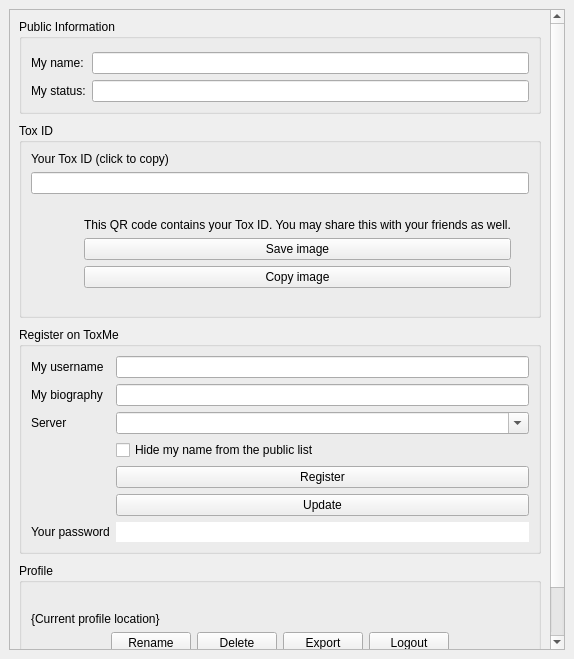
Before: the Qt Designer form src/widget/form/profileform.ui in qTox/qTox, drawn with Qt 5.
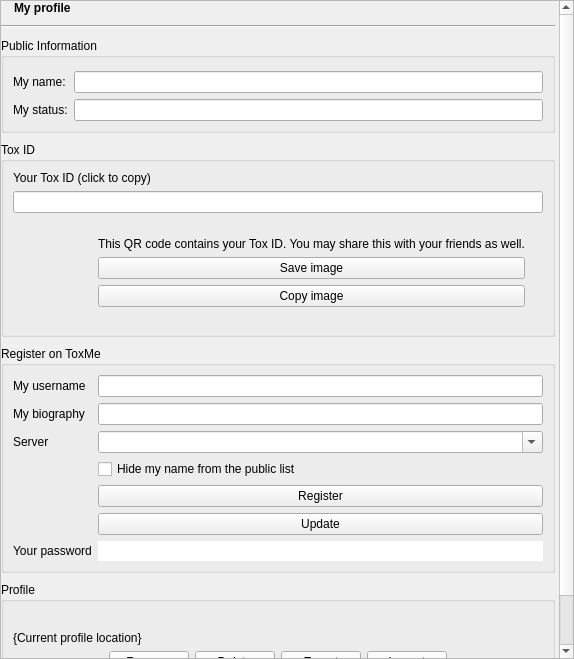
After: the same form once the commit is applied. Icons and pictures are not drawn. Custom widgets are drawn as their Qt base class.

Commit message:
feat(UI): remove unnecessary spacings on the Profile page
Moved "header" under the scrollbar.

Renamed `Profile` and `User Profile` to `My profile`.

There is a regression with profile page header title no longer being
bold; according it Qt Creator it should be bold. No idea how to fix
that.

Thanks to @Diadlo for the code removing unnecessary header.

Patch:
```diff
--- a/src/widget/form/profileform.ui
+++ b/src/widget/form/profileform.ui
@@ -14,17 +14,20 @@
    <string notr="true">Form</string>
   </property>
   <layout class="QVBoxLayout" name="verticalLayout">
+   <property name="spacing">
+    <number>0</number>
+   </property>
    <property name="leftMargin">
-    <number>9</number>
+    <number>0</number>
    </property>
    <property name="topMargin">
-    <number>9</number>
+    <number>0</number>
    </property>
    <property name="rightMargin">
-    <number>9</number>
+    <number>0</number>
    </property>
    <property name="bottomMargin">
-    <number>9</number>
+    <number>0</number>
    </property>
    <item>
     <widget class="QScrollArea" name="scrollArea">
@@ -39,14 +42,99 @@
        <rect>
         <x>0</x>
         <y>0</y>
-        <width>612</width>
-        <height>800</height>
+        <width>604</width>
+        <height>853</height>
        </rect>
       </property>
-      <layout class="QVBoxLayout" name="verticalLayout_4" stretch="0,0,0,1">
+      <layout class="QVBoxLayout" name="verticalLayout_4" stretch="0,0,0,0,0,1">
        <property name="spacing">
         <number>9</number>
        </property>
+       <property name="leftMargin">
+        <number>0</number>
+       </property>
+       <property name="topMargin">
+        <number>0</number>
+       </property>
+       <property name="rightMargin">
+        <number>4</number>
+       </property>
+       <property name="bottomMargin">
+        <number>0</number>
+       </property>
+       <item>
+        <layout class="QHBoxLayout" name="header">
+         <property name="spacing">
+          <number>6</number>
+         </property>
+         <property name="topMargin">
+          <number>0</number>
+         </property>
+         <item>
+          <widget class="QLabel" name="imgLabel">
+           <property name="sizePolicy">
+            <sizepolicy hsizetype="Minimum" vsizetype="Preferred">
+             <horstretch>0</horstretch>
+             <verstretch>0</verstretch>
+            </sizepolicy>
+           </property>
+           <property name="maximumSize">
+            <size>
+             <width>60</width>
+             <height>40</height>
+            </size>
+           </property>
+           <property name="text">
+            <string/>
+           </property>
+           <property name="pixmap">
+            <pixmap resource="../../../res.qrc">:/img/settings/identity.png</pixmap>
+           </property>
+           <property name="scaledContents">
+            <bool>true</bool>
+           </property>
+          </widget>
+         </item>
+         <item>
+          <widget class="QLabel" name="nameLabel">
+           <property name="sizePolicy">
+            <sizepolicy hsizetype="Expanding" vsizetype="Preferred">
+             <horstretch>0</horstretch>
+             <verstretch>0</verstretch>
+            </sizepolicy>
+           </property>
+           <property name="font">
+            <font>
+             <weight>75</weight>
+             <bold>true</bold>
+            </font>
+           </property>
+           <property name="text">
+            <string>My profile</string>
+           </property>
+          </widget>
+         </item>
+        </layout>
+       </item>
+       <item>
+        <widget class="Line" name="line">
+         <property name="sizePolicy">
+          <sizepolicy hsizetype="Minimum" vsizetype="Fixed">
+           <horstretch>0</horstretch>
+           <verstretch>0</verstretch>
+          </sizepolicy>
+         </property>
+         <property name="minimumSize">
+          <size>
+           <width>0</width>
+           <height>5</height>
+          </size>
+         </property>
+         <property name="orientation">
+          <enum>Qt::Horizontal</enum>
+         </property>
+        </widget>
+       </item>
        <item>
         <widget class="QGroupBox" name="publicGroup">
          <property name="title">
```
Left out of the diff: 4 changed lines with no effect on the pictures. The commit also changes 4 other files.
